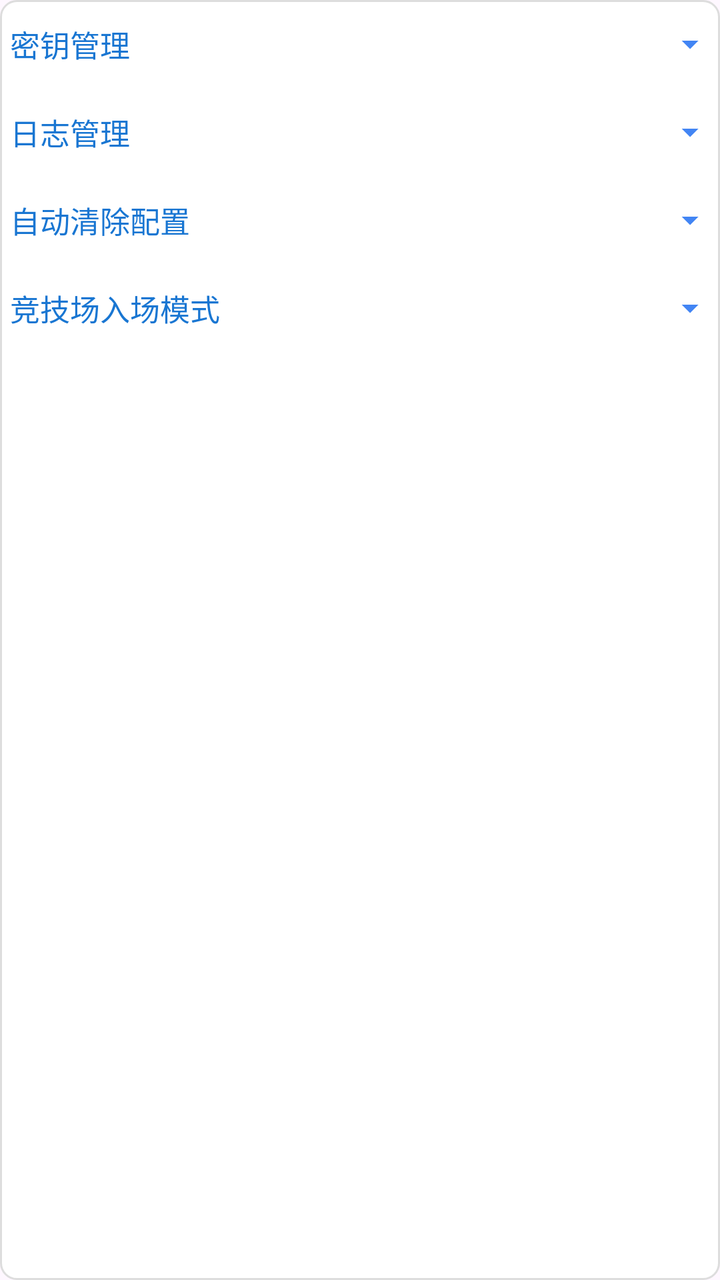
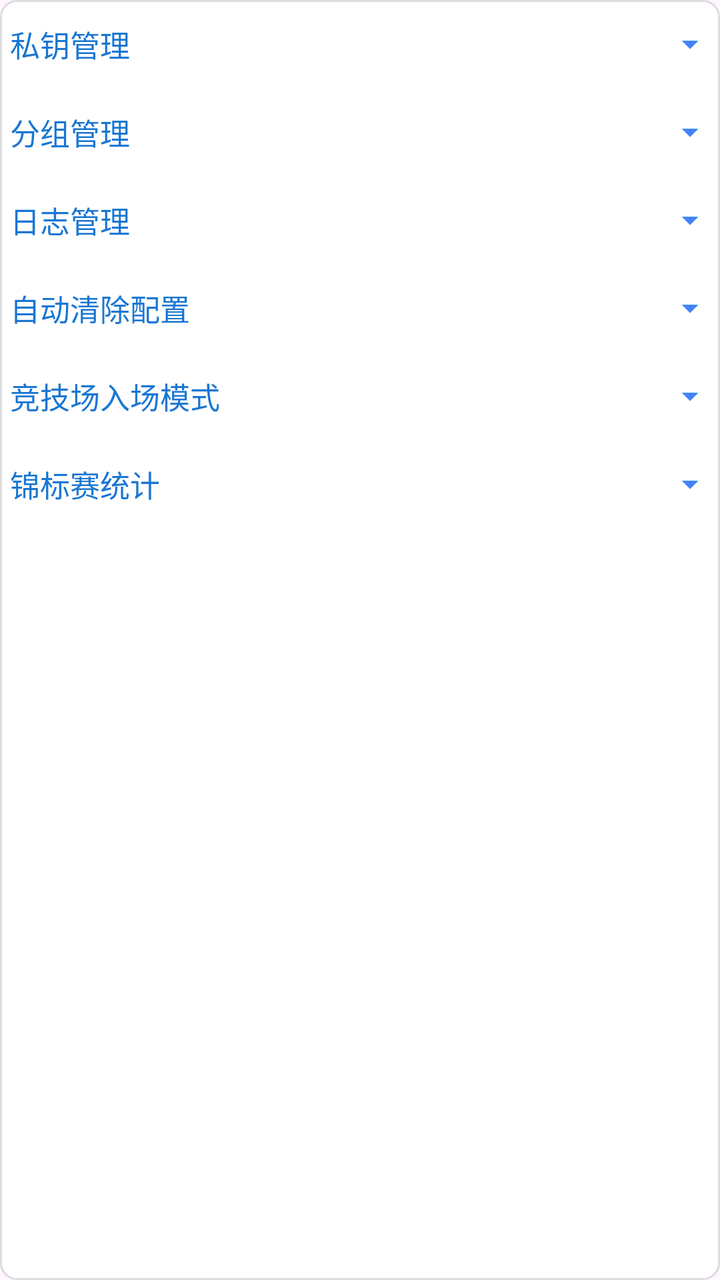

Before-and-after screenshots of an Android layout around one commit, followed by the original layout XML and the change that was made.
<!-- AndroidManifest.xml: application theme Theme.WlClient -->
<!-- res/layout/layout_pop_menu.xml -->
<?xml version="1.0" encoding="utf-8"?>
<LinearLayout xmlns:android="http://schemas.android.com/apk/res/android"
    android:layout_width="wrap_content"
    android:layout_height="wrap_content"
    android:orientation="vertical"
    android:background="@drawable/popup_window_bg"
    android:minWidth="0dp"
    android:maxWidth="220dp"
    android:paddingStart="1dp"
    android:paddingEnd="1dp">

    
    <RelativeLayout
        android:id="@+id/group_key_title"
        android:layout_width="match_parent"
        android:layout_height="44dp"
        android:clickable="true"
        android:focusable="true"
        android:paddingStart="4dp"
        android:paddingEnd="4dp">

        <TextView
            android:layout_width="wrap_content"
            android:layout_height="match_parent"
            android:layout_alignParentStart="true"
            android:text="密钥管理"
            android:textColor="#1976D2"
            android:textSize="15sp"
            android:gravity="center_vertical"/>

        <ImageView
            android:id="@+id/iv_arrow_key"
            android:layout_width="20dp"
            android:layout_height="20dp"
            android:layout_alignParentEnd="true"
            android:layout_centerVertical="true"
            android:src="@drawable/ic_arrow_expand_svg"/>
    </RelativeLayout>

    <LinearLayout
        android:id="@+id/group_key_container"
        android:layout_width="match_parent"
        android:layout_height="wrap_content"
        android:orientation="vertical"
        android:visibility="gone">
        <TextView android:id="@+id/menu_add_key" style="@style/popup_menu_item"/>
        <TextView android:id="@+id/menu_refresh_list" style="@style/popup_menu_item"/>
        <TextView android:id="@+id/menu_remove_selected" style="@style/popup_menu_item"/>
        <TextView android:id="@+id/menu_clear_all_key" style="@style/popup_menu_item"/>
    </LinearLayout>

    
    <RelativeLayout
        android:id="@+id/group_log_title"
        android:layout_width="match_parent"
        android:layout_height="44dp"
        android:clickable="true"
        android:focusable="true"
        android:paddingStart="4dp"
        android:paddingEnd="4dp">

        <TextView
            android:layout_width="wrap_content"
            android:layout_height="match_parent"
            android:layout_alignParentStart="true"
            android:text="日志管理"
            android:textColor="#1976D2"
            android:textSize="15sp"
            android:gravity="center_vertical"/>

        <ImageView
            android:id="@+id/iv_arrow_log"
            android:layout_width="20dp"
            android:layout_height="20dp"
            android:layout_alignParentEnd="true"
            android:layout_centerVertical="true"
            android:src="@drawable/ic_arrow_expand_svg"/>
    </RelativeLayout>

    <LinearLayout
        android:id="@+id/group_log_container"
        android:layout_width="match_parent"
        android:layout_height="wrap_content"
        android:orientation="vertical"
        android:visibility="gone">
        <TextView android:id="@+id/menu_view_log" style="@style/popup_menu_item"/>
        <TextView android:id="@+id/menu_clear_log_db" style="@style/popup_menu_item"/>
    </LinearLayout>

    
    <RelativeLayout
        android:id="@+id/group_auto_title"
        android:layout_width="match_parent"
        android:layout_height="44dp"
        android:clickable="true"
        android:focusable="true"
        android:paddingStart="4dp"
        android:paddingEnd="4dp">

        <TextView
            android:layout_width="wrap_content"
            android:layout_height="match_parent"
            android:layout_alignParentStart="true"
            android:text="自动清除配置"
            android:textColor="#1976D2"
            android:textSize="15sp"
            android:gravity="center_vertical"/>

        <ImageView
            android:id="@+id/iv_arrow_auto"
            android:layout_width="20dp"
            android:layout_height="20dp"
            android:layout_alignParentEnd="true"
            android:layout_centerVertical="true"
            android:src="@drawable/ic_arrow_expand_svg"/>
    </RelativeLayout>

    <LinearLayout
        android:id="@+id/group_auto_container"
        android:layout_width="match_parent"
        android:layout_height="wrap_content"
        android:orientation="vertical"
        android:visibility="gone">
        <TextView android:id="@+id/menu_sys_schedule_setting" style="@style/popup_menu_item"/>
    </LinearLayout>

    
    <RelativeLayout
        android:id="@+id/group_mode_title"
        android:layout_width="match_parent"
        android:layout_height="44dp"
        android:clickable="true"
        android:focusable="true"
        android:paddingStart="4dp"
        android:paddingEnd="4dp">

        <TextView
            android:layout_width="wrap_content"
            android:layout_height="match_parent"
            android:layout_alignParentStart="true"
            android:text="竞技场入场模式"
            android:textColor="#1976D2"
            android:textSize="15sp"
            android:gravity="center_vertical"/>

        <ImageView
            android:id="@+id/iv_arrow_mode"
            android:layout_width="20dp"
            android:layout_height="20dp"
            android:layout_alignParentEnd="true"
            android:layout_centerVertical="true"
            android:src="@drawable/ic_arrow_expand_svg"/>
    </RelativeLayout>

    <LinearLayout
        android:id="@+id/group_mode_container"
        android:layout_width="match_parent"
        android:layout_height="wrap_content"
        android:orientation="vertical"
        android:visibility="gone">
        <TextView android:id="@+id/menu_mode_flexible" style="@style/popup_menu_item"/>
        <TextView android:id="@+id/menu_mode_together" style="@style/popup_menu_item"/>
    </LinearLayout>

</LinearLayout>
<!-- resources referenced by this layout -->
<resources>
  <!-- drawable ic_arrow_expand_svg (drawable) -->
  <?xml version="1.0" encoding="utf-8"?>
  <vector xmlns:android="http://schemas.android.com/apk/res/android"
      android:width="24dp"
      android:height="24dp"
      android:viewportWidth="24"
      android:viewportHeight="24">
      <path
          android:fillColor="#4285F4"
          android:pathData="M7,10l5,5 5,-5z"/>
  </vector>
  <!-- drawable popup_window_bg (drawable) -->
  <?xml version="1.0" encoding="utf-8"?>
  <shape xmlns:android="http://schemas.android.com/apk/res/android">
      <solid android:color="#FFFFFFFF"/>
      <corners android:radius="8dp"/>
      <stroke android:width="1dp" android:color="#DDDDDD"/>
  </shape>
  <style name="popup_menu_item">
          <item name="android:layout_width">match_parent</item>
          <item name="android:layout_height">40dp</item>
          <item name="android:paddingLeft">16dp</item>
          <item name="android:paddingRight">12dp</item>
          <item name="android:gravity">center_vertical</item>
          <item name="android:textSize">14sp</item>
          <item name="android:clickable">true</item>
          <item name="android:focusable">true</item>
          <item name="android:background">?attr/selectableItemBackground</item>
      </style>
  <style name="Theme.WlClient" parent="Base.Theme.WlClient" />
  <style name="Base.Theme.WlClient" parent="Theme.Material3.DayNight.NoActionBar">
          
          
      </style>
</resources>

<!-- the commit's change to res/layout/layout_pop_menu.xml (unified diff, before → after) -->
@@ -23,7 +23,7 @@
             android:layout_width="wrap_content"
             android:layout_height="match_parent"
             android:layout_alignParentStart="true"
-            android:text="密钥管理"
+            android:text="私钥管理"
             android:textColor="#1976D2"
             android:textSize="15sp"
             android:gravity="center_vertical"/>
@@ -44,9 +44,43 @@
         android:orientation="vertical"
         android:visibility="gone">
         <TextView android:id="@+id/menu_add_key" style="@style/popup_menu_item"/>
-        <TextView android:id="@+id/menu_refresh_list" style="@style/popup_menu_item"/>
-        <TextView android:id="@+id/menu_remove_selected" style="@style/popup_menu_item"/>
-        <TextView android:id="@+id/menu_clear_all_key" style="@style/popup_menu_item"/>
+    </LinearLayout>
+
+    
+    <RelativeLayout
+        android:id="@+id/group_mgmt_title"
+        android:layout_width="match_parent"
+        android:layout_height="44dp"
+        android:clickable="true"
+        android:focusable="true"
+        android:paddingStart="4dp"
+        android:paddingEnd="4dp">
+
+        <TextView
+            android:layout_width="wrap_content"
+            android:layout_height="match_parent"
+            android:layout_alignParentStart="true"
+            android:text="分组管理"
+            android:textColor="#1976D2"
+            android:textSize="15sp"
+            android:gravity="center_vertical"/>
+
+        <ImageView
+            android:id="@+id/iv_arrow_mgmt"
+            android:layout_width="20dp"
+            android:layout_height="20dp"
+            android:layout_alignParentEnd="true"
+            android:layout_centerVertical="true"
+            android:src="@drawable/ic_arrow_expand_svg"/>
+    </RelativeLayout>
+
+    <LinearLayout
+        android:id="@+id/group_mgmt_container"
+        android:layout_width="match_parent"
+        android:layout_height="wrap_content"
+        android:orientation="vertical"
+        android:visibility="gone">
+        <TextView android:id="@+id/menu_add_group" style="@style/popup_menu_item"/>
     </LinearLayout>
 
     
@@ -162,4 +196,42 @@
         <TextView android:id="@+id/menu_mode_together" style="@style/popup_menu_item"/>
     </LinearLayout>
 
+    
+    <RelativeLayout
+        android:id="@+id/group_champ_title"
+        android:layout_width="match_parent"
+        android:layout_height="44dp"
+        android:clickable="true"
+        android:focusable="true"
+        android:paddingStart="4dp"
+        android:paddingEnd="4dp">
+
+        <TextView
+            android:layout_width="wrap_content"
+            android:layout_height="match_parent"
+            android:layout_alignParentStart="true"
+            android:text="锦标赛统计"
+            android:textColor="#1976D2"
+            android:textSize="15sp"
+            android:gravity="center_vertical"/>
+
+        <ImageView
+            android:id="@+id/iv_arrow_champ"
+            android:layout_width="20dp"
+            android:layout_height="20dp"
+            android:layout_alignParentEnd="true"
+            android:layout_centerVertical="true"
+            android:src="@drawable/ic_arrow_expand_svg"/>
+    </RelativeLayout>
+
+    <LinearLayout
+        android:id="@+id/group_champ_container"
+        android:layout_width="match_parent"
+        android:layout_height="wrap_content"
+        android:orientation="vertical"
+        android:visibility="gone">
+        <TextView android:id="@+id/menu_championship_stats" style="@style/popup_menu_item"/>
+        <TextView android:id="@+id/menu_migrate_addresses" style="@style/popup_menu_item"/>
+    </LinearLayout>
+
 </LinearLayout>
